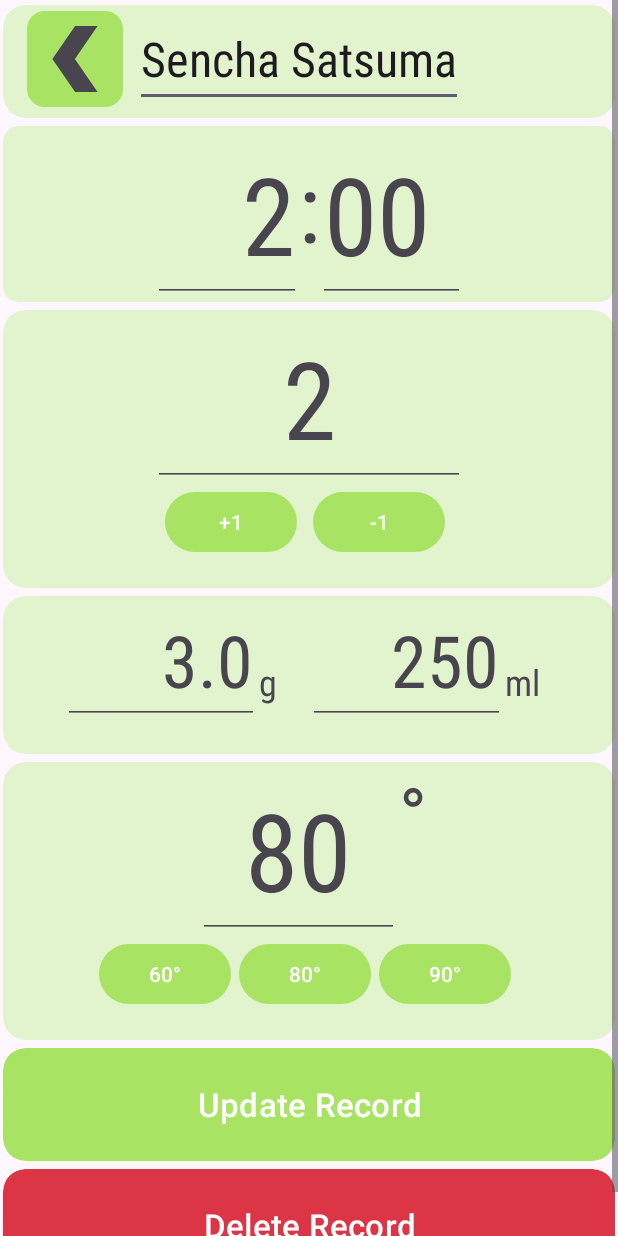
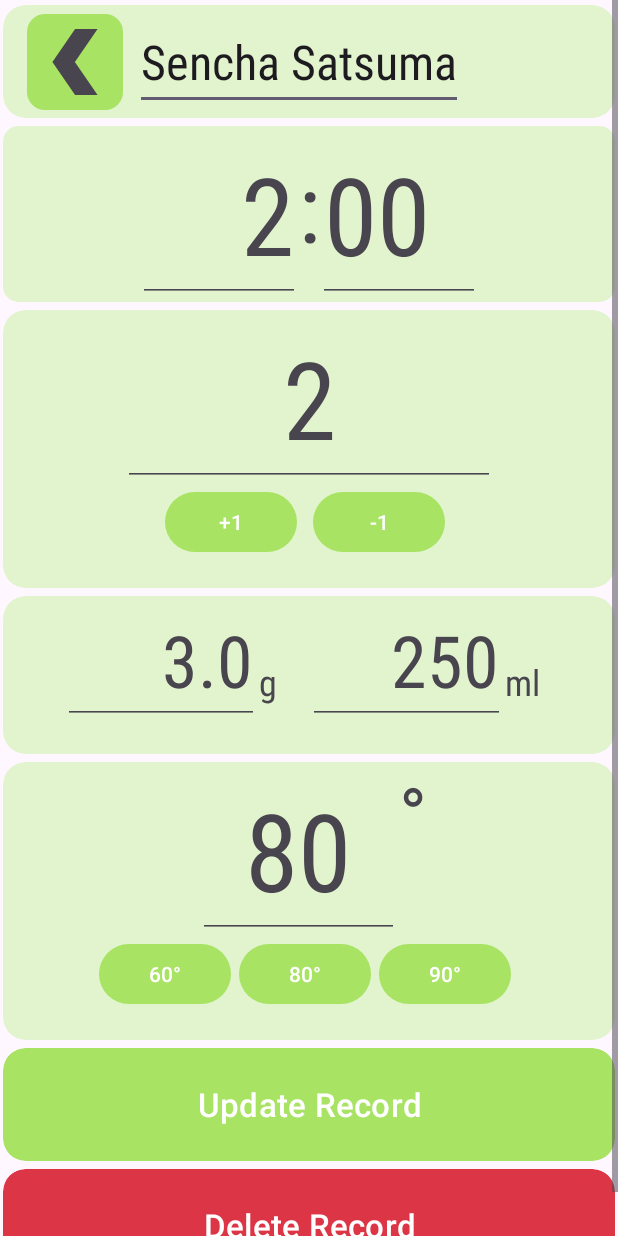
Before and after one commit to marianpekar/teapp, an Android app: the screen it shows after launch (EditRecordActivity), after a tap on "Open Record", on a phone screen of 412 x 824 dp. Run offline under Robolectric (Android 15) with nearby library versions, the phone set to English and light mode, and no system bars.

Commit message:
Fix minor layout design issues

```diff
--- a/app/src/main/res/layout/activity_edit_record.xml
+++ b/app/src/main/res/layout/activity_edit_record.xml
@@ -37,11 +37,11 @@
                     android:layout_width="wrap_content"
                     android:layout_height="wrap_content"
                     android:layout_marginStart="8dp"
-                    android:layout_marginTop="4dp"
                     android:fontFamily="sans-serif-condensed"
                     android:hint="@string/default_record_name"
                     android:text=""
                     android:textSize="32sp"
+                    app:layout_constraintBottom_toBottomOf="parent"
                     app:layout_constraintStart_toEndOf="@+id/imageButtonLeftArrow"
                     app:layout_constraintTop_toTopOf="parent" />
 
@@ -50,12 +50,11 @@
                     android:layout_width="64dp"
                     android:layout_height="64dp"
                     android:layout_marginStart="16dp"
-                    android:layout_marginTop="4dp"
-                    android:layout_marginEnd="16dp"
                     android:background="@drawable/rounded_button_background"
                     android:contentDescription="@string/back"
                     android:padding="10dp"
                     android:scaleType="centerInside"
+                    app:layout_constraintBottom_toBottomOf="parent"
                     app:layout_constraintStart_toStartOf="parent"
                     app:layout_constraintTop_toTopOf="parent"
                     app:srcCompat="@drawable/left_arrow"
@@ -77,8 +76,8 @@
             <LinearLayout
                 android:layout_width="match_parent"
                 android:layout_height="match_parent"
-                android:layout_marginStart="100dp"
-                android:layout_marginEnd="100dp"
+                android:layout_marginStart="90dp"
+                android:layout_marginEnd="90dp"
                 android:orientation="horizontal">
 
                 <EditText
@@ -140,8 +139,8 @@
                 <LinearLayout
                     android:layout_width="match_parent"
                     android:layout_height="match_parent"
-                    android:layout_marginStart="100dp"
-                    android:layout_marginEnd="100dp"
+                    android:layout_marginStart="80dp"
+                    android:layout_marginEnd="80dp"
                     android:orientation="vertical">
 
                     <EditText
--- a/app/src/main/res/layout/activity_record.xml
+++ b/app/src/main/res/layout/activity_record.xml
@@ -58,12 +58,11 @@
                     android:layout_width="64dp"
                     android:layout_height="64dp"
                     android:layout_marginStart="16dp"
-                    android:layout_marginTop="4dp"
-                    android:layout_marginEnd="16dp"
                     android:background="@drawable/rounded_button_background"
                     android:contentDescription="@string/back"
                     android:padding="10dp"
                     android:scaleType="centerInside"
+                    app:layout_constraintBottom_toBottomOf="parent"
                     app:layout_constraintStart_toStartOf="parent"
                     app:layout_constraintTop_toTopOf="parent"
                     app:srcCompat="@drawable/left_arrow"
```
Also changed, not shown: app/src/main/res/layout/activity_add_record.xml (+4 -5 lines).
